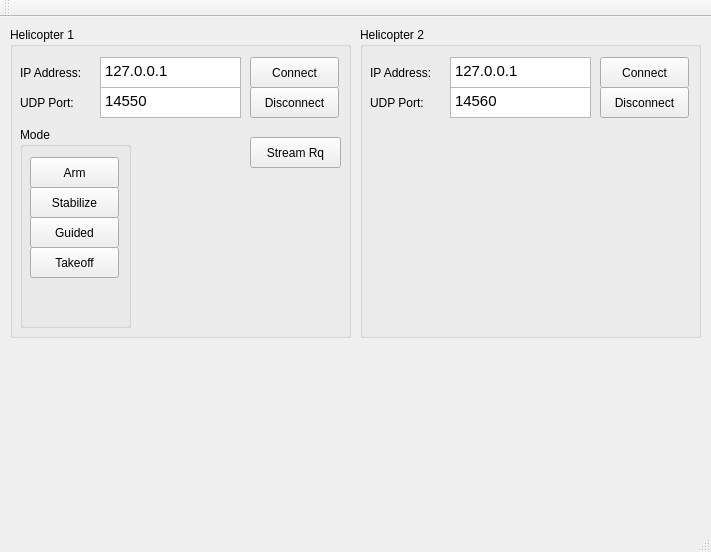
Old version of the form Gui/AerialCraneCommandCenter/mainwindow.ui in the repository rddyas002/AerialCrane.
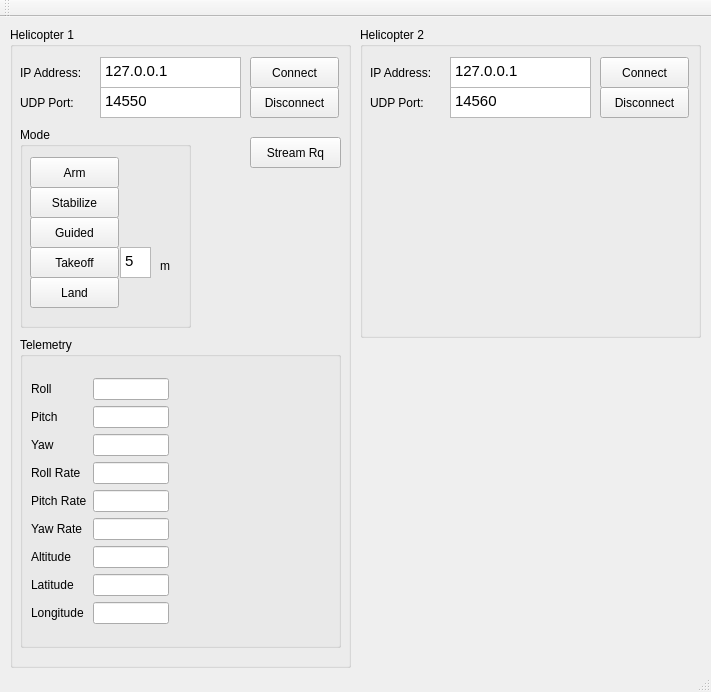
New version of the form.

What changed in the file:
```diff
--- a/Gui/AerialCraneCommandCenter/mainwindow.ui
+++ b/Gui/AerialCraneCommandCenter/mainwindow.ui
@@ -7,7 +7,7 @@
     <x>0</x>
     <y>0</y>
     <width>711</width>
-    <height>552</height>
+    <height>692</height>
    </rect>
   </property>
   <property name="windowTitle">
@@ -20,7 +20,7 @@
       <x>10</x>
       <y>10</y>
       <width>341</width>
-      <height>311</height>
+      <height>641</height>
      </rect>
     </property>
     <property name="title">
@@ -117,7 +117,7 @@
       <rect>
        <x>10</x>
        <y>100</y>
-       <width>111</width>
+       <width>171</width>
        <height>201</height>
       </rect>
      </property>
@@ -176,6 +176,49 @@
        <string>Arm</string>
       </property>
      </widget>
+     <widget class="QPushButton" name="btn_land">
+      <property name="geometry">
+       <rect>
+        <x>10</x>
+        <y>150</y>
+        <width>89</width>
+        <height>31</height>
+       </rect>
+      </property>
+      <property name="text">
+       <string>Land</string>
+      </property>
+     </widget>
+     <widget class="QTextEdit" name="txtHeight">
+      <property name="geometry">
+       <rect>
+        <x>100</x>
+        <y>120</y>
+        <width>31</width>
+        <height>31</height>
+       </rect>
+      </property>
+      <property name="html">
+       <string>&lt;!DOCTYPE HTML PUBLIC &quot;-//W3C//DTD HTML 4.0//EN&quot; &quot;http://www.w3.org/TR/REC-html40/strict.dtd&quot;&gt;
+&lt;html&gt;&lt;head&gt;&lt;meta name=&quot;qrichtext&quot; content=&quot;1&quot; /&gt;&lt;style type=&quot;text/css&quot;&gt;
+p, li { white-space: pre-wrap; }
+&lt;/style&gt;&lt;/head&gt;&lt;body style=&quot; font-family:'Ubuntu'; font-size:11pt; font-weight:400; font-style:normal;&quot;&gt;
+&lt;p style=&quot; margin-top:0px; margin-bottom:0px; margin-left:0px; margin-right:0px; -qt-block-indent:0; text-indent:0px;&quot;&gt;5&lt;/p&gt;&lt;/body&gt;&lt;/html&gt;</string>
+      </property>
+     </widget>
+     <widget class="QLabel" name="label">
+      <property name="geometry">
+       <rect>
+        <x>140</x>
+        <y>130</y>
+        <width>21</width>
+        <height>17</height>
+       </rect>
+      </property>
+      <property name="text">
+       <string>m</string>
+      </property>
+     </widget>
     </widget>
     <widget class="QPushButton" name="btn_stream">
      <property name="geometry">
@@ -190,6 +233,121 @@
       <string>Stream Rq</string>
      </property>
     </widget>
+    <widget class="QGroupBox" name="groupBox_4">
+     <property name="geometry">
+      <rect>
+       <x>10</x>
+       <y>310</y>
+       <width>321</width>
+       <height>311</height>
+      </rect>
+     </property>
+     <property name="title">
+      <string>Telemetry</string>
+     </property>
+     <widget class="QWidget" name="formLayoutWidget">
+      <property name="geometry">
+       <rect>
+        <x>0</x>
+        <y>30</y>
+        <width>160</width>
+        <height>275</height>
+       </rect>
+      </property>
+      <layout class="QFormLayout" name="formLayout">
+       <item row="0" column="0">
+        <widget class="QLabel" name="rollLabel">
+         <property name="text">
+          <string>Roll</string>
+         </property>
+        </widget>
+       </item>
+       <item row="0" column="1">
+        <widget class="QLineEdit" name="rollLineEdit"/>
+       </item>
+       <item row="1" column="0">
+        <widget class="QLabel" name="pitchLabel">
+         <property name="text">
+          <string>Pitch</string>
+         </property>
+        </widget>
+       </item>
+       <item row="1" column="1">
+        <widget class="QLineEdit" name="pitchLineEdit"/>
+       </item>
+       <item row="2" column="0">
+        <widget class="QLabel" name="yawLabel">
+         <property name="text">
+          <string>Yaw</string>
+         </property>
+        </widget>
+       </item>
+       <item row="2" column="1">
+        <widget class="QLineEdit" name="yawLineEdit"/>
+       </item>
+       <item row="3" column="0">
+        <widget class="QLabel" name="rollRateLabel">
+         <property name="text">
+          <string>Roll Rate</string>
+         </property>
+        </widget>
+       </item>
+       <item row="3" column="1">
+        <widget class="QLineEdit" name="rollRateLineEdit"/>
+       </item>
+       <item row="4" column="0">
+        <widget class="QLabel" name="pitchRateLabel">
+         <property name="text">
+          <string>Pitch Rate</string>
+         </property>
+        </widget>
+       </item>
+       <item row="4" column="1">
+        <widget class="QLineEdit" name="pitchRateLineEdit"/>
+       </item>
+       <item row="5" column="0">
+        <widget class="QLabel" name="yawRateLabel">
+         <property name="text">
+          <string>Yaw Rate</string>
+         </property>
+        </widget>
+       </item>
+       <item row="5" column="1">
+        <widget class="QLineEdit" name="yawRateLineEdit"/>
+       </item>
+       <item row="6" column="0">
+        <widget class="QLabel" name="altitudeLabel">
+         <property name="text">
+          <string>Altitude</string>
+         </property>
+        </widget>
+       </item>
+       <item row="6" column="1">
+        <widget class="QLineEdit" name="altitudeLineEdit"/>
+       </item>
+       <item row="7" column="0">
+        <widget class="QLabel" name="latitudeLabel">
+         <property name="text">
+          <string>Latitude</string>
+         </property>
+        </widget>
+       </item>
+       <item row="7" column="1">
+        <widget class="QLineEdit" name="latitudeLineEdit"/>
+       </item>
+       <item row="8" column="0">
+        <widget class="QLabel" name="longitudeLabel">
+         <property name="text">
+          <string>Longitude</string>
+         </property>
+        </widget>
+       </item>
+       <item row="8" column="1">
+        <widget class="QLineEdit" name="longitudeLineEdit"/>
+       </item>
+      </layout>
+     </widget>
+    </widget>
    </widget>
    <widget class="QGroupBox" name="groupBox_2">
     <property name="geometry">
```
